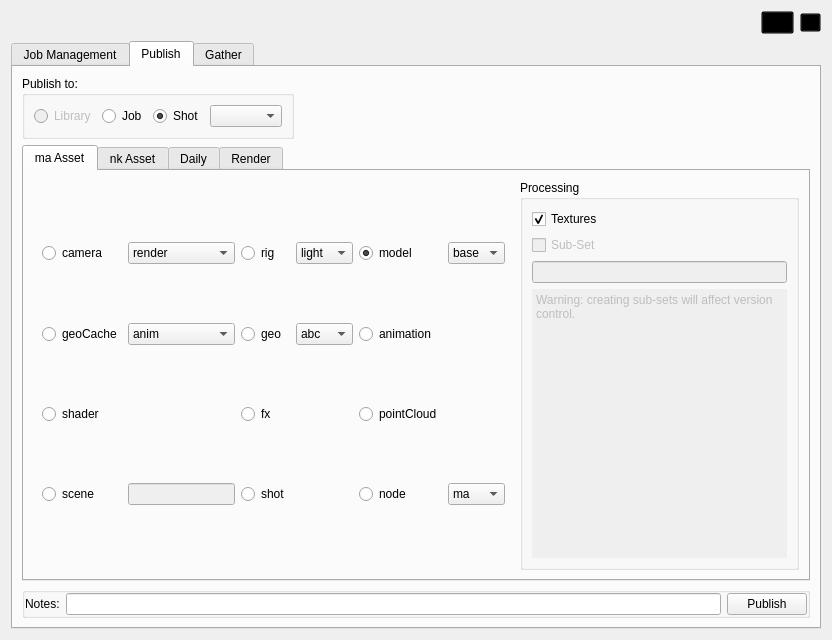
mjbonnington/icarus-gps, file core/ui/icarusUI.ui: the form before one commit.
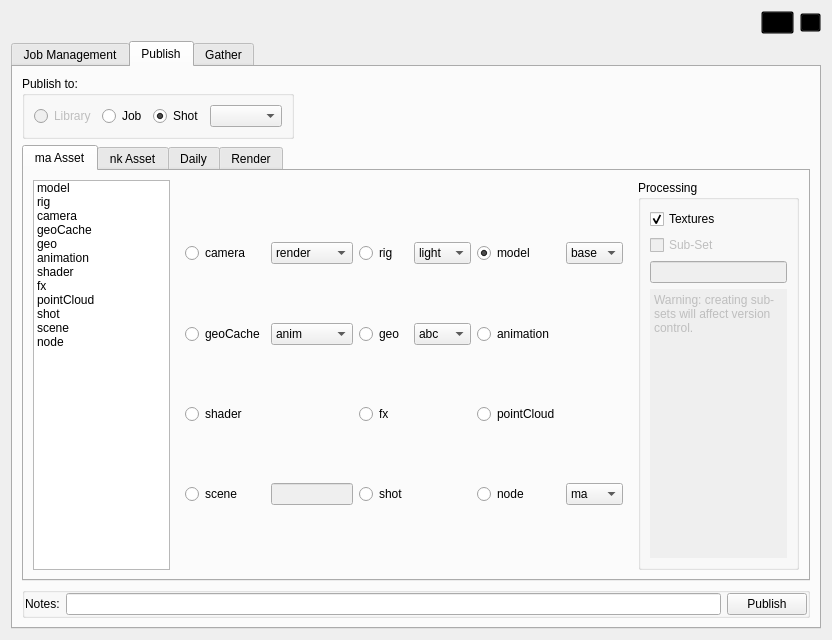
The form after the commit. The open tabs and pages were chosen to show the change. Icons and pictures are not drawn.

Commit message:
ma_model asset metadata now written out to XML files
But still using Python data files for compatibility until reading and
updating uses XML too.

The edit to the form file:
```diff
--- a/core/ui/icarusUI.ui
+++ b/core/ui/icarusUI.ui
@@ -881,6 +881,76 @@
               <string>ma Asset</string>
              </attribute>
              <layout class="QHBoxLayout" name="horizontalLayout_9">
+              <item>
+               <widget class="QListWidget" name="ma_assetTypes_listWidget">
+                <property name="sizePolicy">
+                 <sizepolicy hsizetype="Maximum" vsizetype="Expanding">
+                  <horstretch>0</horstretch>
+                  <verstretch>0</verstretch>
+                 </sizepolicy>
+                </property>
+                <item>
+                 <property name="text">
+                  <string>model</string>
+                 </property>
+                </item>
+                <item>
+                 <property name="text">
+                  <string>rig</string>
+                 </property>
+                </item>
+                <item>
+                 <property name="text">
+                  <string>camera</string>
+                 </property>
+                </item>
+                <item>
+                 <property name="text">
+                  <string>geoCache</string>
+                 </property>
+                </item>
+                <item>
+                 <property name="text">
+                  <string>geo</string>
+                 </property>
+                </item>
+                <item>
+                 <property name="text">
+                  <string>animation</string>
+                 </property>
+                </item>
+                <item>
+                 <property name="text">
+                  <string>shader</string>
+                 </property>
+                </item>
+                <item>
+                 <property name="text">
+                  <string>fx</string>
+                 </property>
+                </item>
+                <item>
+                 <property name="text">
+                  <string>pointCloud</string>
+                 </property>
+                </item>
+                <item>
+                 <property name="text">
+                  <string>shot</string>
+                 </property>
+                </item>
+                <item>
+                 <property name="text">
+                  <string>scene</string>
+                 </property>
+                </item>
+                <item>
+                 <property name="text">
+                  <string>node</string>
+                 </property>
+                </item>
+               </widget>
+              </item>
               <item>
                <widget class="QFrame" name="ma_assetTypes_frame">
                 <property name="frameShape">
```
Left out of the diff: 46 changed lines with no effect on the pictures. The commit also changes 15 other files.
